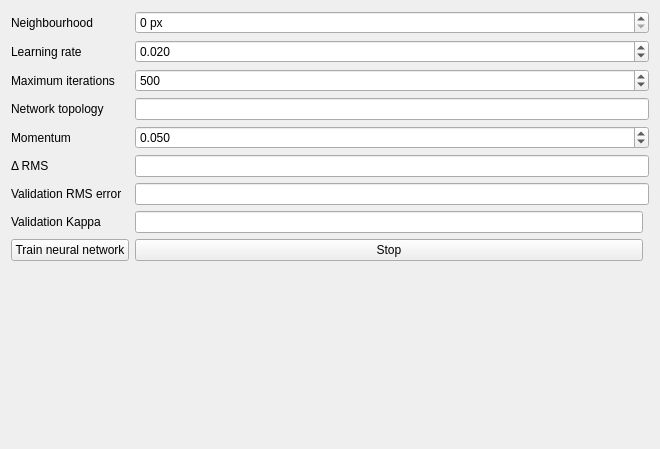
First picture: the form in ui/neuralnetworkwidgetbase.ui, repository nextgis/qgis_molusce, before the edit.
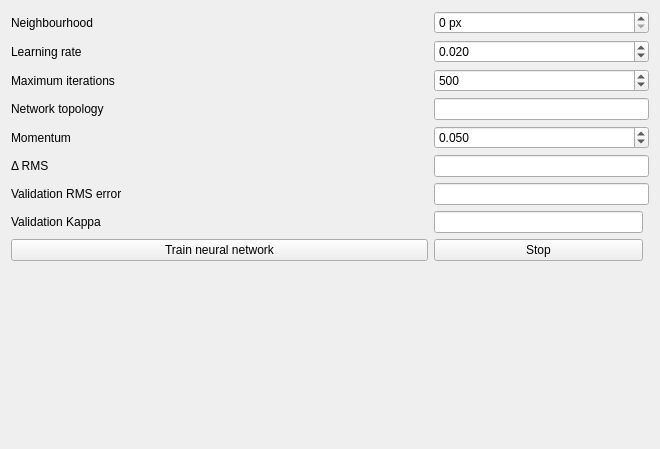
Second picture: the form after the edit.

Commit message: Example of qgis project

Patch:
```diff
--- a/ui/neuralnetworkwidgetbase.ui
+++ b/ui/neuralnetworkwidgetbase.ui
@@ -28,7 +28,7 @@
     </spacer>
    </item>
    <item row="0" column="0">
-    <layout class="QGridLayout" name="gridLayout">
+    <layout class="QGridLayout" name="gridLayout" columnstretch="2,1,0">
      <item row="6" column="1" colspan="2">
       <widget class="QLineEdit" name="leValidationError">
        <property name="readOnly">
```
The commit also changes 2 other files.
